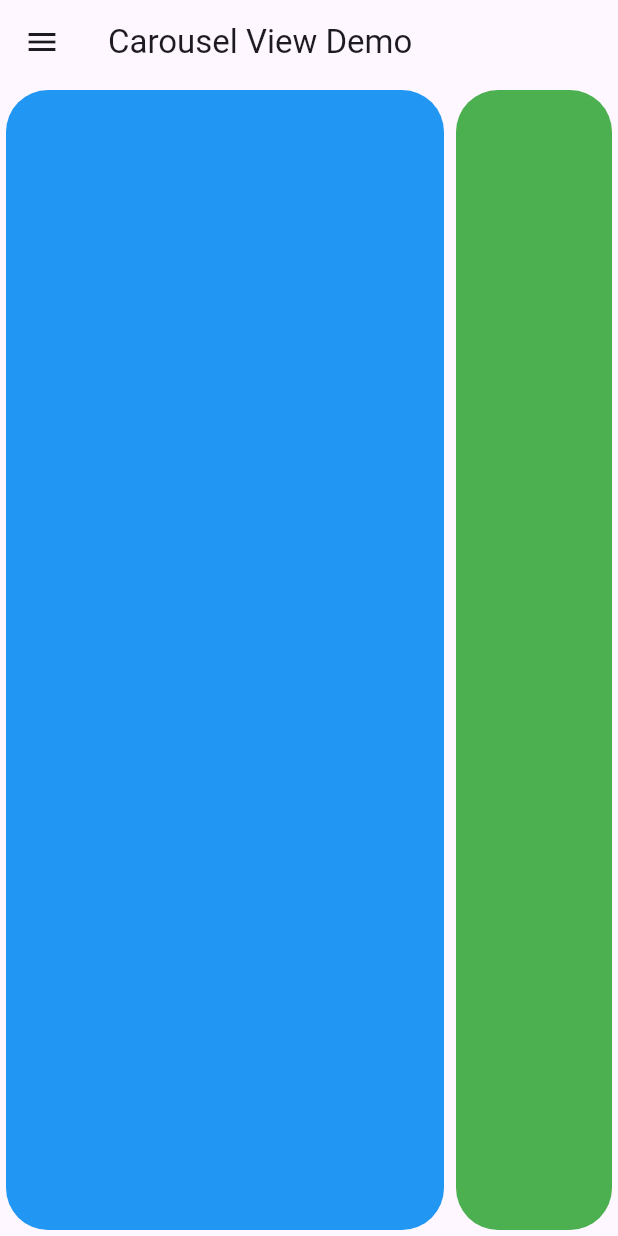
After one commit to sssloba/flutter-widgets-demo, a Flutter app: the CarouselViewDemo screen opened directly, on a phone screen of 412 x 824 dp. The commit adds this screen. Run offline on Flutter 3.47's test engine with Material 3 defaults, Android fonts, the phone set to English and light mode, and no system bars.

Commit message:
carousel-view-demo

```diff
--- a/lib/screen_exports.dart
+++ b/lib/screen_exports.dart
@@ -1,5 +1,6 @@
 export 'package:flutter_widgets_demo/screens/animated_cross_fade_demo.dart';
 export 'package:flutter_widgets_demo/screens/bezier_curves_demo.dart';
+export 'package:flutter_widgets_demo/screens/carousel_view_demo.dart';
 export 'package:flutter_widgets_demo/screens/callback_text_first.dart';
 export 'package:flutter_widgets_demo/screens/custom_buttons_demo.dart';
 export 'package:flutter_widgets_demo/screens/draggable_scrollabe_demo.dart';
--- /dev/null
+++ b/lib/screens/carousel_view_demo.dart
@@ -0,0 +1,57 @@
+import 'package:flutter/material.dart';
+import 'package:flutter_widgets_demo/widgets/app_drawer.dart';
+
+class CarouselViewDemo extends StatelessWidget {
+  const CarouselViewDemo({super.key});
+
+  @override
+  Widget build(BuildContext context) {
+    return Scaffold(
+      drawer: const AppDrawer(),
+      appBar: AppBar(
+        title: const Text('Carousel View Demo'),
+      ),
+      // CarouselView is new in Flutter 3.24.0 version
+      body: const CarouselView(
+        itemExtent: 300,
+        children: [
+          ColoredBox(
+            color: Colors.blue,
+            child: SizedBox(
+              height: 50,
+              width: 50,
+            ),
+          ),
+          ColoredBox(
+            color: Colors.green,
+            child: SizedBox(
+              height: 150,
+              width: 50,
+            ),
+          ),
+          ColoredBox(
+            color: Colors.red,
+            child: SizedBox(
+              height: 50,
+              width: 150,
+            ),
+          ),
+          ColoredBox(
+            color: Colors.yellow,
+            child: SizedBox(
+              height: 100,
+              width: 100,
+            ),
+          ),
+          ColoredBox(
+            color: Colors.purple,
+            child: SizedBox(
+              height: 150,
+              width: 150,
+            ),
+          ),
+        ],
+      ),
+    );
+  }
+}
--- a/lib/widgets/app_drawer.dart
+++ b/lib/widgets/app_drawer.dart
@@ -27,6 +27,7 @@ class AppDrawer extends StatelessWidget {
           DrawerTile('Paginated List View', PaginatedListView()),
           DrawerTile('Overflow Bar Demo', OverflowBarDemo()),
           DrawerTile('Bezier Curves Demo', BezierCurvesDemo()),
+          DrawerTile('Carousel View Demo', CarouselViewDemo()),
         ],
       ),
     );
```
Also changed, not shown: pubspec.lock.
